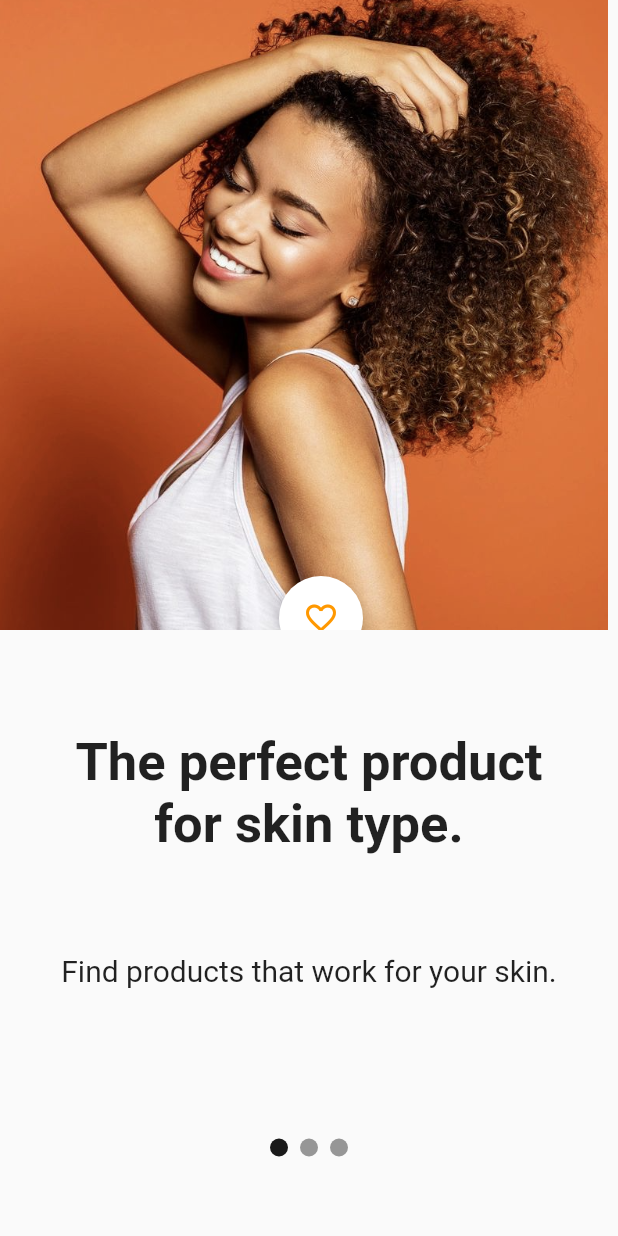
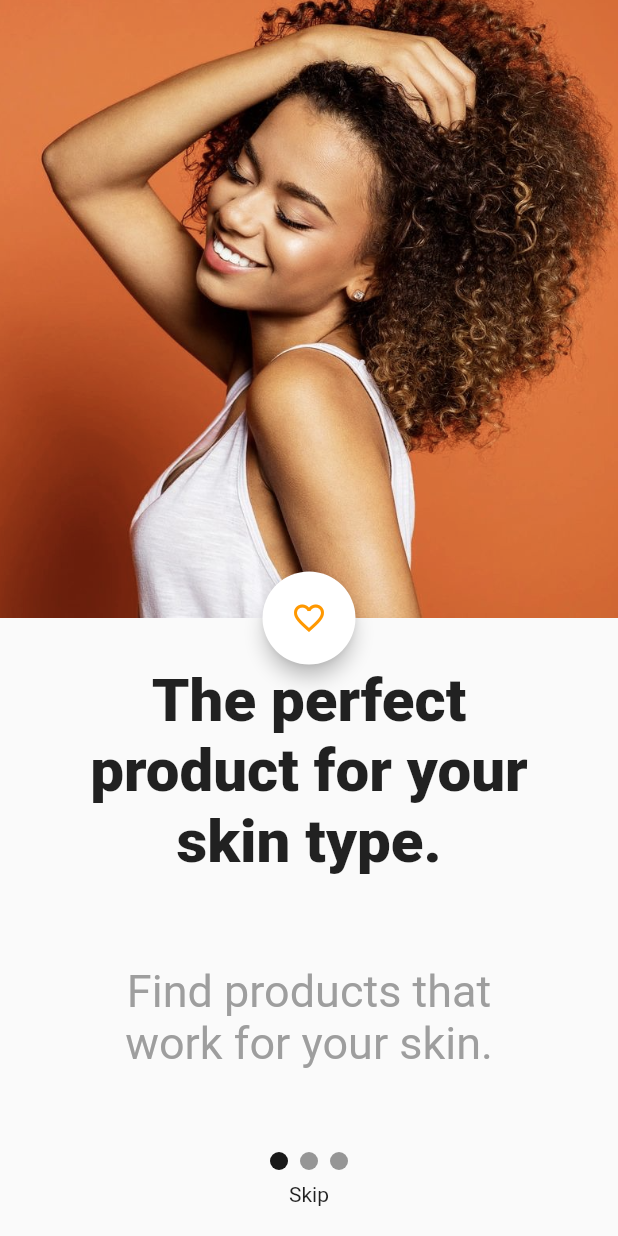
Before and after one commit to darshit-rudani/Project, a Flutter app: the screen it shows after launch, on a phone screen of 412 x 824 dp. Run offline on Flutter 3.47's test engine with Material 2 defaults, Android fonts, the phone set to English and light mode, and no system bars; drawn by our look-alikes of carousel_slider.

Commit message:
Completed animation

```diff
--- a/lib/data.dart
+++ b/lib/data.dart
@@ -21,7 +21,7 @@ class Data {
 const Dummydata = const [
   Data(
     id:0,
-    title: 'The perfect product for skin type.',
+    title: 'The perfect product for your skin type.',
     imageUrl: 'image/1.png',
     title1: 'Find products that work for your skin.',
     icon: Icon(
@@ -37,7 +37,7 @@ const Dummydata = const [
     title1: 'Notifications and reminders just for you.',
     icon: Icon(
       Icons.alarm,
-      color: Colors.orange,
+      color: Colors.blue,
       size: 24.0,
     ),
   ),
@@ -48,7 +48,7 @@ const Dummydata = const [
     title1: 'Engage with others in the community.',
     icon: Icon(
       Icons.accessibility_new_outlined,
-      color: Colors.orange,
+      color: Colors.red,
       size: 24.0,
     ),
   ),
--- a/lib/main.dart
+++ b/lib/main.dart
@@ -22,47 +22,35 @@ class MyApp extends StatelessWidget {
 
 final List<Widget> imageSliders = Dummydata.map(
   (item) => Container(
-    constraints: new BoxConstraints.expand(
-      height: 200.0,
-    ),
-    child: Stack(
-      children: <Widget>[
-        Image.asset(
+    child: Image.asset(
       item.imageUrl,
       fit: BoxFit.cover,
-          height: 500,
-        ),
-        new Positioned(
-          right: 170.0,
-          bottom: -20.0,
-          child: FloatingActionButton(
-            backgroundColor: Colors.white,
-            onPressed: () {  },
-            child: item.icon,
-          ),
-        ),
-      ],
+      width: double.infinity,
     ),
   ),
 ).toList();
 
+final List<Widget> icon = Dummydata.map(
+  (item) => Container(
+    child: item.icon,
+  ),
+).toList();
+
 final List<Widget> textSlide = Dummydata.map(
-  (item) => Container(
-    child: Container(
-      margin: EdgeInsets.only(left: 50, right: 50),
-      child: Stack(
+  (item) => Stack(
     children: <Widget>[
-          Text(
+      Container(
+        margin: EdgeInsets.only(left: 60, right: 60),
+        child: Text(
           item.title,
           textAlign: TextAlign.center,
           style: TextStyle(
-              fontSize: 35,
-              fontWeight: FontWeight.bold,
+            fontWeight: FontWeight.w900,
+            fontSize: 40,
+          ),
         ),
       ),
     ],
-      ),
-    ),
   ),
 ).toList();
 
@@ -70,9 +58,12 @@ final List<Widget> textSlide2 = Dummydata.map(
   (item) => Container(
     child: Stack(
       children: <Widget>[
-        Center(
+        Container(
+          margin: EdgeInsets.only(left: 50, right: 50),
           child: Text(
-            item.title1,style: TextStyle(fontSize: 20),
+            item.title1,
+            textAlign: TextAlign.center,
+            style: TextStyle(fontSize: 30,color: Colors.grey),
           ),
         ),
       ],
@@ -92,17 +83,25 @@ class _CarouselWithIndicatorState extends State<CarouselWithIndicatorDemo> {
   final CarouselController _controller = CarouselController();
   final CarouselController _controller1 = CarouselController();
   final CarouselController _controller2 = CarouselController();
+  final CarouselController _controller3 = CarouselController();
+
+  var size;
 
   @override
   Widget build(BuildContext context) {
-    return Scaffold(
-      body: Column(children: [
+    size = MediaQuery.of(context).size;
+    return SafeArea(
+      child: Scaffold(
+        body: Stack(
+          children: [
             Container(
-          child: CarouselSlider(
+              child: Column(
+                children: [
+                  CarouselSlider(
                     items: imageSliders,
                     carouselController: _controller,
                     options: CarouselOptions(
-              height: 420,
+                      height: size.height / 2,
                       viewportFraction: 1.0,
                       enlargeCenterPage: false,
                       autoPlay: false,
@@ -115,9 +114,8 @@ class _CarouselWithIndicatorState extends State<CarouselWithIndicatorDemo> {
                       },
                     ),
                   ),
-        ),
                   SizedBox(
-          height: 50,
+                    height: 20,
                   ),
                   Expanded(
                     child: CarouselSlider(
@@ -159,33 +157,85 @@ class _CarouselWithIndicatorState extends State<CarouselWithIndicatorDemo> {
                       ),
                     ),
                   ),
-        Expanded(
-          child: Row(
+                  Row(
                     mainAxisAlignment: MainAxisAlignment.center,
-            children: Dummydata.asMap().entries.map((entry) {
+                    children: Dummydata.asMap().entries.map(
+                      (entry) {
                         return GestureDetector(
                           onTap: () {
                             _controller.animateToPage(entry.key);
                             _controller1.animateToPage(entry.key);
                             _controller2.animateToPage(entry.key);
+                            _controller3.animateToPage(entry.key);
                           },
                           child: Container(
                             width: 12.0,
                             height: 12.0,
-                  margin: EdgeInsets.symmetric(vertical: 8.0, horizontal: 4.0),
+                            margin: EdgeInsets.symmetric(
+                                vertical: 8.0, horizontal: 4.0),
                             decoration: BoxDecoration(
                               shape: BoxShape.circle,
-                    color: (Theme.of(context).brightness == Brightness.dark
+                              color: (Theme.of(context).brightness ==
+                                          Brightness.dark
                                       ? Colors.white
                                       : Colors.black)
-                        .withOpacity(_current == entry.key ? 0.9 : 0.4),
+                                  .withOpacity(
+                                _current == entry.key ? 0.9 : 0.4,
+                              ),
                             ),
                           ),
                         );
-            }).toList(),
+                      },
+                    ).toList(),
+                  ),
+                  Center(
+                    child: Text(
+                      'Skip',
                     ),
                   ),
-      ]),
+                  SizedBox(
+                    height: 20,
+                  ),
+                ],
+              ),
+            ),
+            Positioned(
+              top: size.height / 2 - 35,
+              left: size.width / 2 - 35,
+              child: Container(
+                height: 70,
+                width: 70,
+                child: Card(
+                  elevation: 5,
+                  shape: RoundedRectangleBorder(
+                    borderRadius: BorderRadius.circular(100),
+                  ),
+                  child: CarouselSlider(
+                    items: icon,
+                    carouselController: _controller3,
+                    options: CarouselOptions(
+                      viewportFraction: 1.0,
+                      scrollDirection: Axis.vertical,
+                      enlargeCenterPage: false,
+                      autoPlay: false,
+                      onPageChanged: (index3, reason) {
+                        setState(
+                          () {
+                            _current = index3;
+                          },
+                        );
+                      },
+                    ),
+                  ),
+                ),
+              ),
+            ),
+            SizedBox(
+              height: 30,
+            ),
+          ],
+        ),
+      ),
     );
   }
 }
```
Lines whose indentation alone changed are shown as unchanged.
